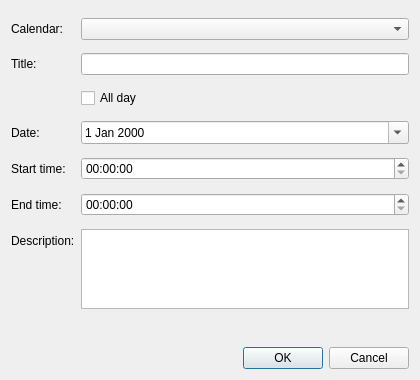
The window that src/calendar/eventdialog.ui (frutality/calendae) describes before a commit, drawn with Qt 5.
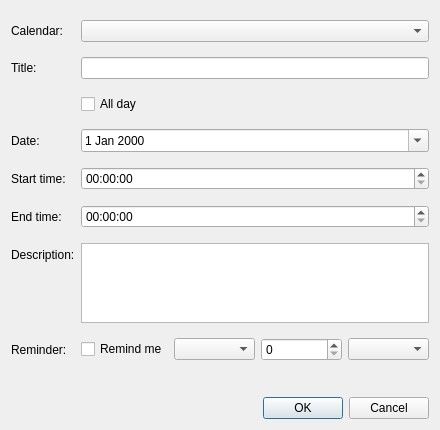
The same window after the commit.

Commit message: Add native desktop notifications for events with a reminder

```diff
--- a/src/calendar/eventdialog.ui
+++ b/src/calendar/eventdialog.ui
@@ -6,8 +6,8 @@
    <rect>
     <x>0</x>
     <y>0</y>
-    <width>420</width>
-    <height>380</height>
+    <width>440</width>
+    <height>430</height>
    </rect>
   </property>
   <property name="windowTitle">
@@ -94,6 +94,40 @@
        </property>
       </widget>
      </item>
+     <item row="7" column="0">
+      <widget class="QLabel" name="reminderLabel">
+       <property name="text">
+        <string>Reminder:</string>
+       </property>
+      </widget>
+     </item>
+     <item row="7" column="1">
+      <layout class="QHBoxLayout" name="reminderLayout">
+       <item>
+        <widget class="QCheckBox" name="reminderCheck">
+         <property name="text">
+          <string>Remind me</string>
+         </property>
+        </widget>
+       </item>
+       <item>
+        <widget class="QComboBox" name="reminderCombo"/>
+       </item>
+       <item>
+        <widget class="QSpinBox" name="reminderCustomValue">
+         <property name="minimum">
+          <number>0</number>
+         </property>
+         <property name="maximum">
+          <number>40320</number>
+         </property>
+        </widget>
+       </item>
+       <item>
+        <widget class="QComboBox" name="reminderCustomUnit"/>
+       </item>
+      </layout>
+     </item>
     </layout>
    </item>
    <item>
```
The commit also changes 21 other files.
